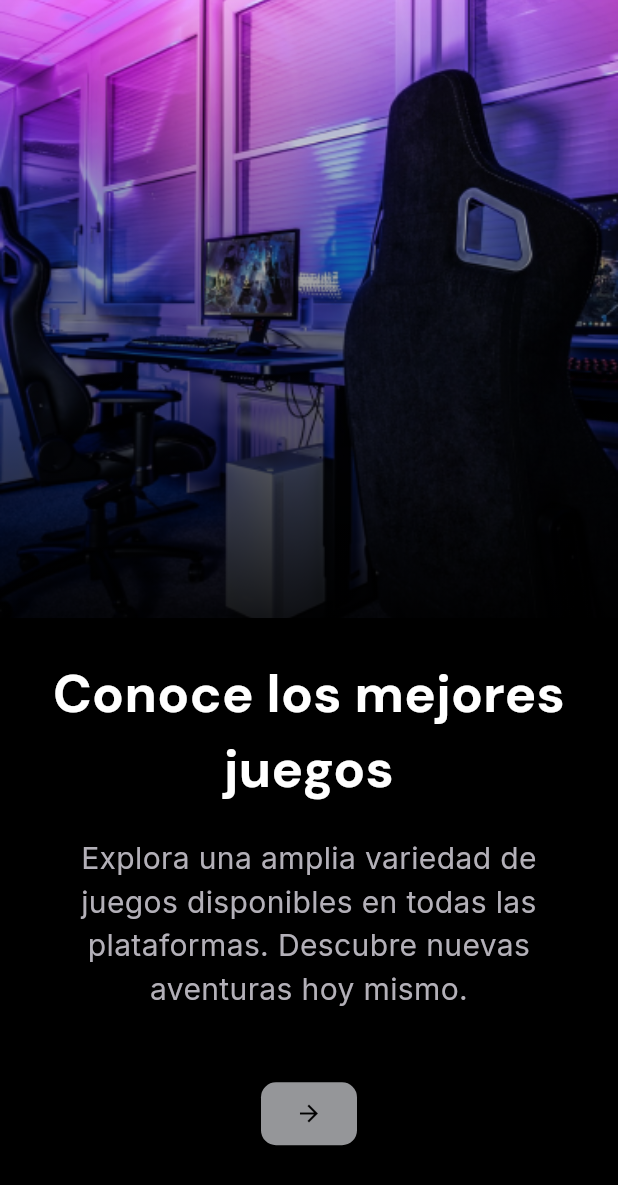
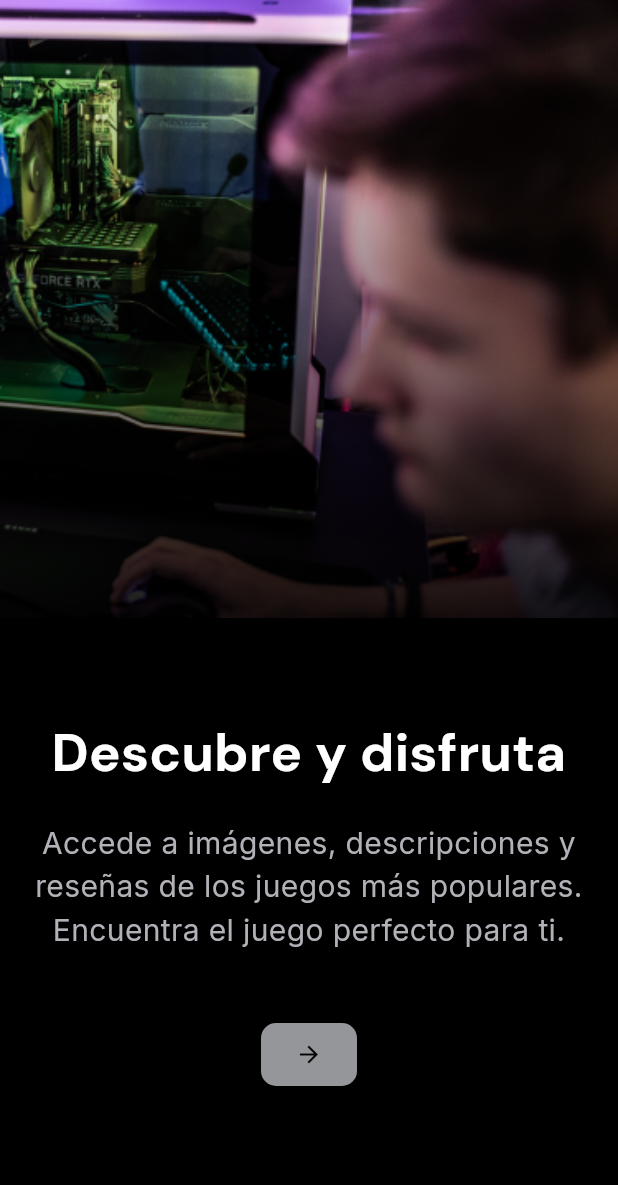
Before and after one commit to AlejandroSanmiguel22/games_api, a Flutter app: the screen it shows after launch, after a tap on the "arrow forward" icon, on a phone screen of 412 x 824 dp. Shown: the top 1185 px of the screen. Run offline on Flutter 3.47's test engine with Material 3 defaults, Android fonts, the phone set to English and light mode, and no system bars; our stand-ins replace curved_navigation_bar, google_fonts.

Commit message:
se creo el screen de home y los otros dos onboarding que faltaban

```diff
--- a/lib/main.dart
+++ b/lib/main.dart
@@ -1,5 +1,7 @@
 import 'package:flutter/material.dart';
-import 'package:games_api/presentation/screens/onboarding_one.dart';
+import 'package:games_api/presentation/screens/home/home.dart';
+import 'package:games_api/presentation/screens/onboarding/onboarding_one.dart';
+import 'package:google_fonts/google_fonts.dart';
 
 void main() {
   runApp(const MainApp());
@@ -15,10 +17,14 @@ class MainApp extends StatefulWidget {
 class _MainAppState extends State<MainApp> {
   @override
   Widget build(BuildContext context) {
-    return const MaterialApp(
+    return MaterialApp(
       debugShowCheckedModeBanner: false,
-      home:  OnboardingOne(),
-
+      theme: ThemeData.dark().copyWith(
+        textTheme: GoogleFonts.dmSansTextTheme(
+          Theme.of(context).textTheme.apply(bodyColor: Colors.white),
+        ),
+      ),
+      home: const OnboardingOne(),
     );
   }
 }
--- /dev/null
+++ b/lib/presentation/screens/onboarding/onboarding_one.dart
@@ -0,0 +1,121 @@
+import 'package:flutter/material.dart';
+import 'package:games_api/presentation/screens/onboarding/onboarding_two.dart';
+import 'package:google_fonts/google_fonts.dart';
+
+class OnboardingOne extends StatelessWidget {
+  const OnboardingOne({super.key});
+
+  @override
+  Widget build(BuildContext context) {
+    return Scaffold(
+      body: Column(
+        children: [
+          _buildHeader(),
+          _buildContent(context), // Pasar el contexto aquí
+        ],
+      ),
+    );
+  }
+
+  Widget _buildHeader() {
+    return Expanded(
+      flex: 3,
+      child: Stack(
+        children: [
+          Container(
+            decoration: const BoxDecoration(
+              image: DecorationImage(
+                image: AssetImage('assets/imgOnboarding.png'),
+                fit: BoxFit.cover,
+              ),
+            ),
+          ),
+          Positioned.fill(
+            child: Container(
+              decoration: BoxDecoration(
+                gradient: LinearGradient(
+                  colors: [
+                    Colors.black.withOpacity(0.9),
+                    Colors.black.withOpacity(0.4),
+                    Colors.transparent,
+                  ],
+                  stops: const [0.0, 0.5, 1.0],
+                  begin: Alignment.bottomCenter,
+                  end: Alignment.topCenter,
+                ),
+              ),
+            ),
+          ),
+        ],
+      ),
+    );
+  }
+
+  Widget _buildContent(BuildContext context) {
+    return Expanded(
+      flex: 3,
+      child: Container(
+        width: double.infinity,
+        color: Colors.black,
+        child: Padding(
+          padding: const EdgeInsets.all(16.0),
+          child: Column(
+            mainAxisAlignment: MainAxisAlignment.center,
+            crossAxisAlignment: CrossAxisAlignment.center,
+            children: [
+              _buildTitle(),
+              const SizedBox(height: 20.0),
+              _buildDescription(),
+              const SizedBox(height: 45.0),
+              _buildButton(context), // Pasar el contexto aquí
+              const SizedBox(height: 32.0),
+            ],
+          ),
+        ),
+      ),
+    );
+  }
+
+  Widget _buildTitle() {
+    return Text(
+      "Conoce los mejores \njuegos",
+      style: GoogleFonts.dmSans(
+        fontSize: 35,
+        color: Colors.white,
+        fontWeight: FontWeight.bold,
+      ),
+      textAlign: TextAlign.center,
+    );
+  }
+
+  Widget _buildDescription() {
+    return Text(
+      "Explora una amplia variedad de juegos disponibles en todas las plataformas. Descubre nuevas aventuras hoy mismo.",
+      style: GoogleFonts.inter(
+        fontSize: 20,
+        color: const Color.fromRGBO(179, 176, 184, 1),
+      ),
+      textAlign: TextAlign.center,
+    );
+  }
+
+  Widget _buildButton(BuildContext context) {
+    return ElevatedButton(
+      onPressed: () {
+        Navigator.push(
+          context,
+          MaterialPageRoute(builder: (context) => const OnboardingTwo()),
+        );
+      },
+      style: ElevatedButton.styleFrom(
+        backgroundColor: const Color.fromRGBO(149, 150, 153, 1),
+        foregroundColor: Colors.black,
+        shape: RoundedRectangleBorder(
+          borderRadius: BorderRadius.circular(10.0),
+        ),
+        padding: const EdgeInsets.symmetric(horizontal: 12.0, vertical: 12.0),
+      ),
+      child: const Icon(Icons.arrow_forward, color: Colors.black),
+    );
+  }
+}
--- /dev/null
+++ b/lib/presentation/screens/onboarding/onboarding_two.dart
@@ -0,0 +1,121 @@
+import 'package:flutter/material.dart';
+import 'package:games_api/presentation/screens/onboarding/onboarding_three.dart';
+import 'package:google_fonts/google_fonts.dart';
+
+class OnboardingTwo extends StatelessWidget {
+  const OnboardingTwo({super.key});
+
+  @override
+  Widget build(BuildContext context) {
+    return Scaffold(
+      body: Column(
+        children: [
+          _buildHeader(),
+          _buildContent(context),
+        ],
+      ),
+    );
+  }
+
+  Widget _buildHeader() {
+    return Expanded(
+      flex: 3,
+      child: Stack(
+        children: [
+          Container(
+            decoration: const BoxDecoration(
+              image: DecorationImage(
+                image: AssetImage('assets/imgOnboarding_two.png'),
+                fit: BoxFit.cover,
+              ),
+            ),
+          ),
+          Positioned.fill(
+            child: Container(
+              decoration: BoxDecoration(
+                gradient: LinearGradient(
+                  colors: [
+                    Colors.black.withOpacity(0.9),
+                    Colors.black.withOpacity(0.4),
+                    Colors.transparent,
+                  ],
+                  stops: const [0.0, 0.5, 1.0],
+                  begin: Alignment.bottomCenter,
+                  end: Alignment.topCenter,
+                ),
+              ),
+            ),
+          ),
+        ],
+      ),
+    );
+  }
+
+  Widget _buildContent(BuildContext context) {
+    return Expanded(
+      flex: 3,
+      child: Container(
+        width: double.infinity,
+        color: Colors.black,
+        child: Padding(
+          padding: const EdgeInsets.all(16.0),
+          child: Column(
+            mainAxisAlignment: MainAxisAlignment.center,
+            crossAxisAlignment: CrossAxisAlignment.center,
+            children: [
+              _buildTitle(),
+              const SizedBox(height: 20.0),
+              _buildDescription(),
+              const SizedBox(height: 45.0),
+              _buildButton(context),
+              const SizedBox(height: 32.0),
+            ],
+          ),
+        ),
+      ),
+    );
+  }
+
+  Widget _buildTitle() {
+    return Text(
+      "Descubre y disfruta",
+      style: GoogleFonts.dmSans(
+        fontSize: 35,
+        color: Colors.white,
+        fontWeight: FontWeight.bold,
+      ),
+      textAlign: TextAlign.center,
+    );
+  }
+
+  Widget _buildDescription() {
+    return Text(
+      "Accede a imágenes, descripciones y reseñas de los juegos más populares. \nEncuentra el juego perfecto para ti.",
+      style: GoogleFonts.inter(
+        fontSize: 20,
+        color: const Color.fromRGBO(179, 176, 184, 1),
+      ),
+      textAlign: TextAlign.center,
+    );
+  }
+
+  Widget _buildButton(BuildContext context) {
+    return ElevatedButton(
+      onPressed: () {
+        Navigator.push(
+          context,
+          MaterialPageRoute(builder: (context) => const OnboardingThree()),
+        );
+      },
+      style: ElevatedButton.styleFrom(
+        backgroundColor: const Color.fromRGBO(149, 150, 153, 1),
+        foregroundColor: Colors.black,
+        shape: RoundedRectangleBorder(
+          borderRadius: BorderRadius.circular(10.0),
+        ),
+        padding: const EdgeInsets.symmetric(horizontal: 12.0, vertical: 12.0),
+      ),
+      child: const Icon(Icons.arrow_forward, color: Colors.black),
+    );
+  }
+}
--- a/pubspec.yaml
+++ b/pubspec.yaml
@@ -15,6 +15,7 @@ dev_dependencies:
     sdk: flutter
   flutter_lints: ^3.0.0
   google_fonts: ^6.2.1
+  curved_navigation_bar: ^1.0.3
 
 flutter:
   uses-material-design: true
```
Also changed, not shown: lib/presentation/screens/home/home.dart (added, +168 -0 lines), lib/presentation/screens/onboarding/onboarding_three.dart (renamed from lib/presentation/screens/onboarding_one.dart, +29 -13 lines), assets/font/DMSans_18pt-Bold.ttf (deleted), assets/imgOnboarding_three.png (added), assets/imgOnboarding_two.png (added), pubspec.lock.
